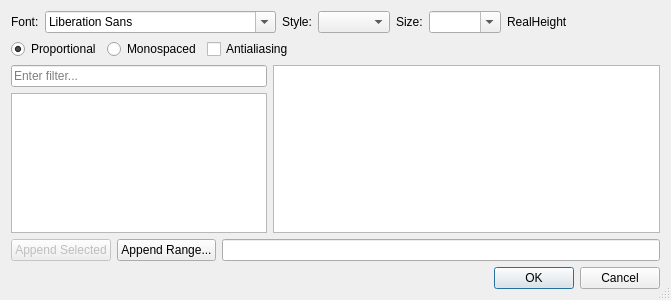
The window that controls/fonts/font-new/dialogfontselect.ui (riuson/lcd-image-converter) describes before a commit, drawn with Qt 5.
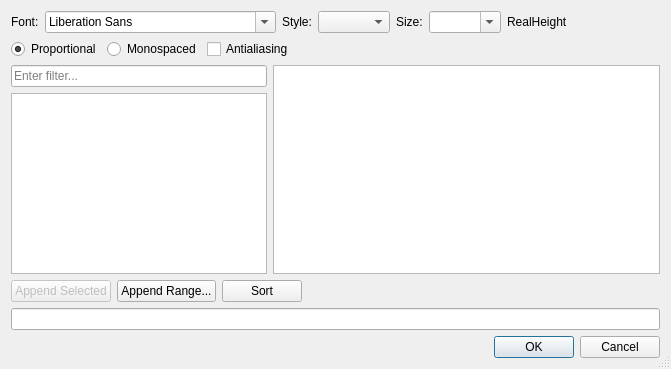
The same window after the commit.

Commit message: DialogFontSelect changed, add button 'Sort'

Diff of the .ui file:
```diff
--- a/controls/fonts/font-new/dialogfontselect.ui
+++ b/controls/fonts/font-new/dialogfontselect.ui
@@ -7,7 +7,7 @@
     <x>0</x>
     <y>0</y>
     <width>671</width>
-    <height>300</height>
+    <height>369</height>
    </rect>
   </property>
   <property name="windowTitle">
@@ -170,10 +170,30 @@
       </widget>
      </item>
      <item>
-      <widget class="QLineEdit" name="lineEdit"/>
+      <widget class="QPushButton" name="pushButtonSort">
+       <property name="text">
+        <string>Sort</string>
+       </property>
+      </widget>
+     </item>
+     <item>
+      <spacer name="horizontalSpacer_4">
+       <property name="orientation">
+        <enum>Qt::Horizontal</enum>
+       </property>
+       <property name="sizeHint" stdset="0">
+        <size>
+         <width>40</width>
+         <height>20</height>
+        </size>
+       </property>
+      </spacer>
      </item>
     </layout>
    </item>
+   <item>
+    <widget class="QLineEdit" name="lineEdit"/>
+   </item>
    <item>
     <layout class="QHBoxLayout" name="horizontalLayout_2">
      <item>
```
